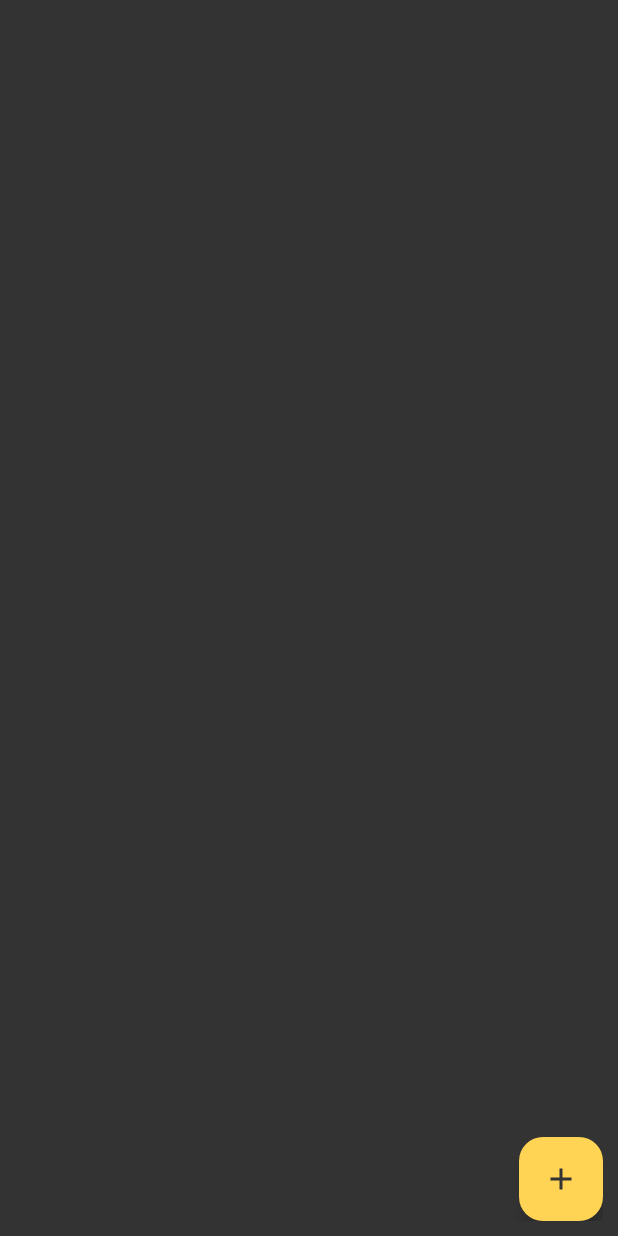
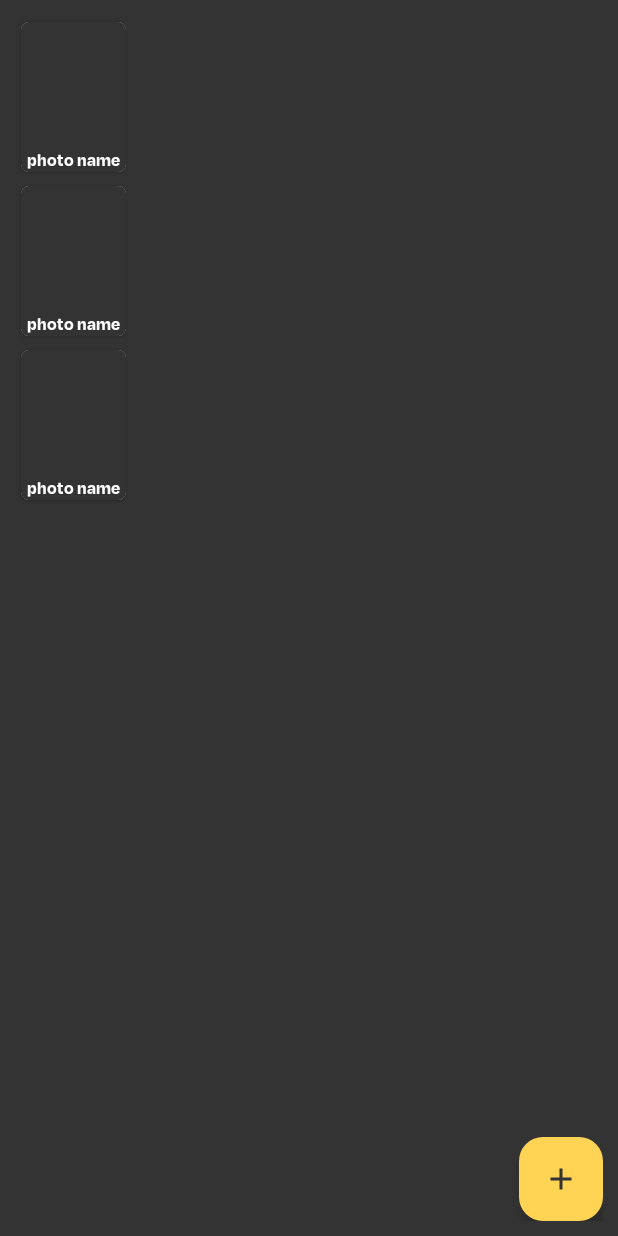
Before and after one commit to xsander-karp0vich/gallery_test, an Android app: the layout activity_main.xml on its own in the app's theme, with its tools: preview values and no code run, on a phone screen of 412 x 824 dp. Run offline under Robolectric (Android 15) with nearby library versions, the phone set to English and light mode, and no system bars.

Commit message:
Started working with the data layer

```diff
--- /dev/null
+++ b/app/src/main/java/com/karpovich/hush_test/data/db/PhotoDao.java
@@ -0,0 +1,4 @@
+package com.karpovich.hush_test.data.db;
+
+public interface PhotoDao {
+}
--- /dev/null
+++ b/app/src/main/java/com/karpovich/hush_test/data/db/PhotoDataBase.java
@@ -0,0 +1,5 @@
+package com.karpovich.hush_test.data.db;
+
+public class PhotoDataBase {
+
+}
--- /dev/null
+++ b/app/src/main/java/com/karpovich/hush_test/data/entities/Photo.java
@@ -0,0 +1,4 @@
+package com.karpovich.hush_test.data.entities;
+
+public class Photo {
+}
--- a/app/src/main/res/layout/activity_main.xml
+++ b/app/src/main/res/layout/activity_main.xml
@@ -10,7 +10,8 @@
     <androidx.recyclerview.widget.RecyclerView
         android:id="@+id/photoRecycleView"
         android:layout_width="match_parent"
-        android:layout_height="match_parent"/>
+        android:layout_height="match_parent"
+        tools:listitem="@layout/photo_item"/>
 
     <com.google.android.material.floatingactionbutton.FloatingActionButton
         android:id="@+id/addPhotoButton"
```
Also changed, not shown: app/src/main/res/degular.otf (added).
